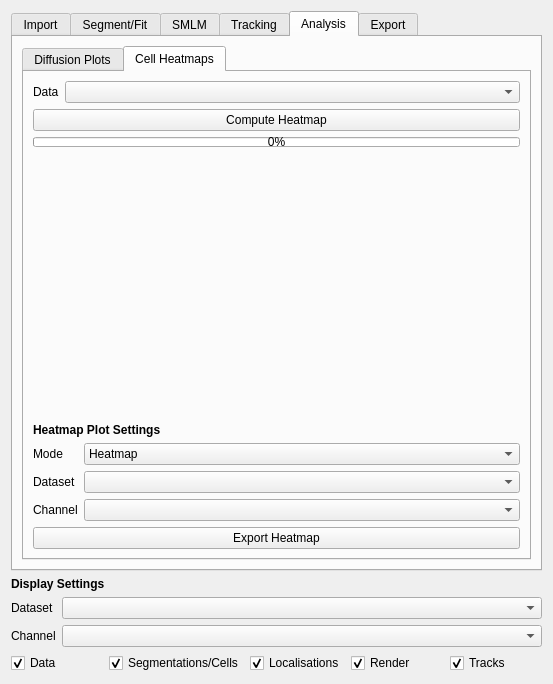
Above: src/moltrack/GUI/widget_ui.ui from piedrro/napari-moltrack before the change. Below: the same form after it.
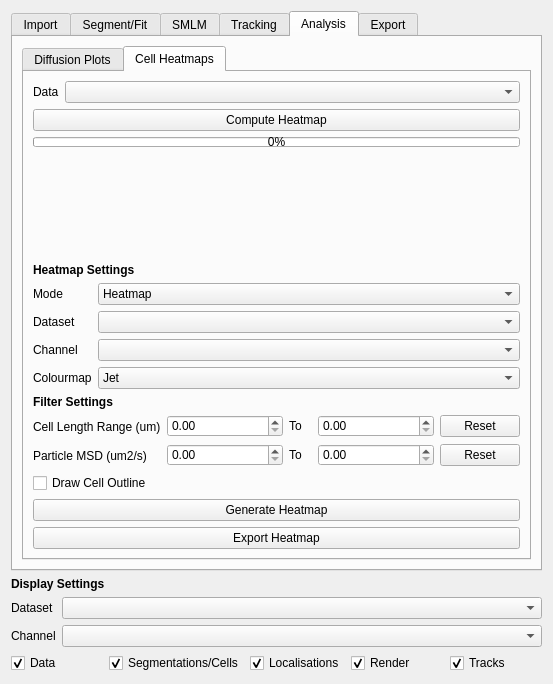
That is the form after the change. The open tabs and pages were chosen to show the change.

Commit message: added render filtering

```diff
--- a/src/moltrack/GUI/widget_ui.ui
+++ b/src/moltrack/GUI/widget_ui.ui
@@ -2848,7 +2848,7 @@
               </font>
              </property>
              <property name="text">
-              <string>Heatmap Plot Settings</string>
+              <string>Heatmap Settings</string>
              </property>
             </widget>
            </item>
@@ -2895,8 +2895,159 @@
                </item>
               </widget>
              </item>
+             <item row="3" column="0">
+              <widget class="QLabel" name="heatmap_colourmap_Label">
+               <property name="text">
+                <string>Colourmap</string>
+               </property>
+              </widget>
+             </item>
+             <item row="3" column="1">
+              <widget class="QComboBox" name="heatmap_colourmap">
+               <item>
+                <property name="text">
+                 <string>Jet</string>
+                </property>
+               </item>
+               <item>
+                <property name="text">
+                 <string>Turbo</string>
+                </property>
+               </item>
+               <item>
+                <property name="text">
+                 <string>Viridis</string>
+                </property>
+               </item>
+               <item>
+                <property name="text">
+                 <string>Plasma</string>
+                </property>
+               </item>
+               <item>
+                <property name="text">
+                 <string>Inferno</string>
+                </property>
+               </item>
+               <item>
+                <property name="text">
+                 <string>Magma</string>
+                </property>
+               </item>
+               <item>
+                <property name="text">
+                 <string>Hot</string>
+                </property>
+               </item>
+              </widget>
+             </item>
             </layout>
            </item>
+           <item>
+            <widget class="QLabel" name="label_50">
+             <property name="font">
+              <font>
+               <weight>75</weight>
+               <bold>true</bold>
+              </font>
+             </property>
+             <property name="text">
+              <string>Filter Settings</string>
+             </property>
+            </widget>
+           </item>
+           <item>
+            <layout class="QFormLayout" name="formLayout_8">
+             <item row="0" column="0">
+              <widget class="QLabel" name="heatmap_length_label">
+               <property name="text">
+                <string>Cell Length Range (um)</string>
+               </property>
+              </widget>
+             </item>
+             <item row="0" column="1">
+              <layout class="QGridLayout" name="gridLayout" columnstretch="10,2,10,2">
+               <item row="0" column="2">
+                <widget class="QDoubleSpinBox" name="heatmap_max_length"/>
+               </item>
+               <item row="0" column="0">
+                <widget class="QDoubleSpinBox" name="heatmap_min_length"/>
+               </item>
+               <item row="0" column="1">
+                <widget class="QLabel" name="heatmap_length_spacer">
+                 <property name="sizePolicy">
+                  <sizepolicy hsizetype="Minimum" vsizetype="Minimum">
+                   <horstretch>0</horstretch>
+                   <verstretch>0</verstretch>
+                  </sizepolicy>
+                 </property>
+                 <property name="text">
+                  <string>To</string>
+                 </property>
+                </widget>
+               </item>
+               <item row="0" column="3">
+                <widget class="QPushButton" name="heatmap_length_reset">
+                 <property name="text">
+                  <string>Reset</string>
+                 </property>
+                </widget>
+               </item>
+              </layout>
+             </item>
+             <item row="1" column="0">
+              <widget class="QLabel" name="label_46">
+               <property name="text">
+                <string>Particle MSD (um2/s)</string>
+               </property>
+              </widget>
+             </item>
+             <item row="1" column="1">
+              <layout class="QGridLayout" name="gridLayout_5" columnstretch="10,2,10,2">
+               <item row="0" column="2">
+                <widget class="QDoubleSpinBox" name="heatmap_max_msd"/>
+               </item>
+               <item row="0" column="0">
+                <widget class="QDoubleSpinBox" name="heatmap_min_msd"/>
+               </item>
+               <item row="0" column="1">
+                <widget class="QLabel" name="heatmap_msd_spacer">
+                 <property name="sizePolicy">
+                  <sizepolicy hsizetype="Minimum" vsizetype="Minimum">
+                   <horstretch>0</horstretch>
+                   <verstretch>0</verstretch>
+                  </sizepolicy>
+                 </property>
+                 <property name="text">
+                  <string>To</string>
+                 </property>
+                </widget>
+               </item>
+               <item row="0" column="3">
+                <widget class="QPushButton" name="heatmap_msd_reset">
+                 <property name="text">
+                  <string>Reset</string>
+                 </property>
+                </widget>
+               </item>
+              </layout>
+             </item>
+            </layout>
+           </item>
+           <item>
+            <widget class="QCheckBox" name="render_draw_outline">
+             <property name="text">
+              <string>Draw Cell Outline</string>
+             </property>
+            </widget>
+           </item>
+           <item>
+            <widget class="QPushButton" name="generate_heatmap">
+             <property name="text">
+              <string>Generate Heatmap</string>
+             </property>
+            </widget>
+           </item>
            <item>
             <widget class="QPushButton" name="export_heatmap">
              <property name="text">
```
Left out of the diff: 20 changed lines with no effect on the pictures. The commit also changes 7 other files.
